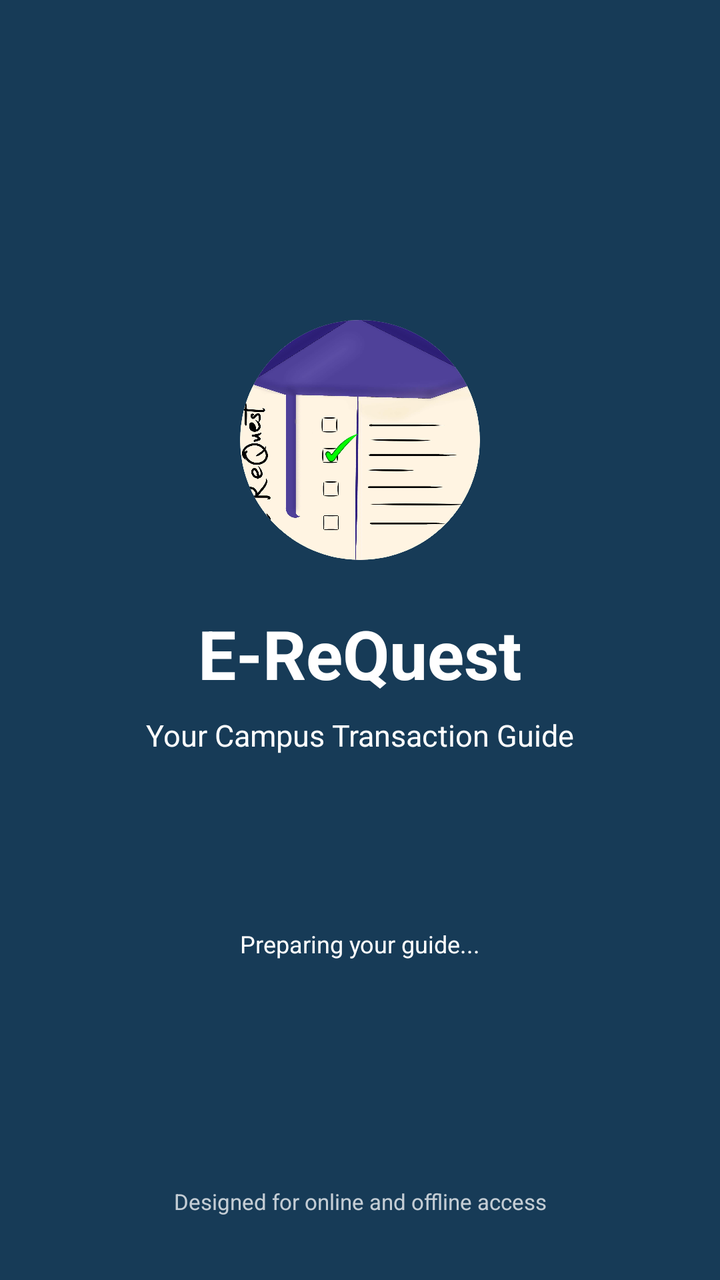
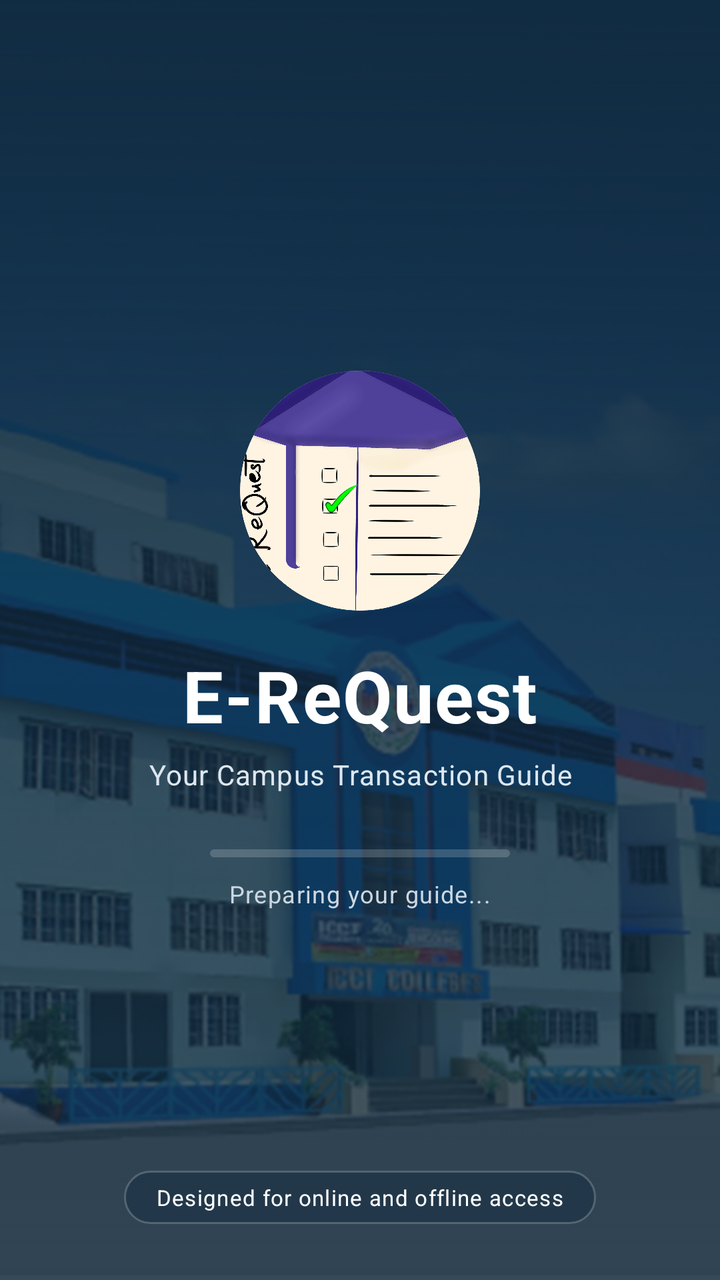

The first picture is an Android layout as it rendered before a commit; the second is the same layout after the commit. The layout source and the unified diff follow.
<!-- AndroidManifest.xml: application theme Theme.EReQuest -->
<!-- res/layout/activity_main.xml -->
<?xml version="1.0" encoding="utf-8"?>
<androidx.constraintlayout.widget.ConstraintLayout
    xmlns:android="http://schemas.android.com/apk/res/android"
    xmlns:app="http://schemas.android.com/apk/res-auto"
    xmlns:tools="http://schemas.android.com/tools"
    android:id="@+id/main"
    android:layout_width="match_parent"
    android:layout_height="match_parent"
    android:background="@color/primary"
    android:paddingStart="24dp"
    android:paddingEnd="24dp"
    tools:context=".MainActivity">

    
    <ImageView
        android:id="@+id/ivLogo"
        android:layout_width="120dp"
        android:layout_height="120dp"
        android:background="@drawable/bg_logo_circle"
        android:padding="0dp"
        android:src="@drawable/ic_erequest_logo"
        android:contentDescription="@string/app_name"
        android:adjustViewBounds="true"
        android:scaleType="centerCrop"
        android:clipToOutline="true"
        app:layout_constraintBottom_toTopOf="@id/tvAppName"
        app:layout_constraintEnd_toEndOf="parent"
        app:layout_constraintStart_toStartOf="parent"
        app:layout_constraintTop_toTopOf="parent"
        app:layout_constraintVertical_chainStyle="packed" />

    
    <TextView
        android:id="@+id/tvAppName"
        android:layout_width="wrap_content"
        android:layout_height="wrap_content"
        android:layout_marginTop="24dp"
        android:text="@string/app_name"
        android:textColor="@color/text_white"
        android:textSize="34sp"
        android:textStyle="bold"
        app:layout_constraintBottom_toTopOf="@id/tvTagline"
        app:layout_constraintEnd_toEndOf="parent"
        app:layout_constraintStart_toStartOf="parent"
        app:layout_constraintTop_toBottomOf="@id/ivLogo" />

    
    <TextView
        android:id="@+id/tvTagline"
        android:layout_width="wrap_content"
        android:layout_height="wrap_content"
        android:layout_marginTop="8dp"
        android:gravity="center"
        android:text="@string/app_tagline"
        android:textColor="@color/text_white"
        android:textSize="15sp"
        app:layout_constraintBottom_toTopOf="@id/progressLoading"
        app:layout_constraintEnd_toEndOf="parent"
        app:layout_constraintStart_toStartOf="parent"
        app:layout_constraintTop_toBottomOf="@id/tvAppName" />

    
    <ProgressBar
        android:id="@+id/progressLoading"
        style="?android:attr/progressBarStyle"
        android:layout_width="38dp"
        android:layout_height="38dp"
        android:layout_marginTop="36dp"
        android:indeterminateTint="@color/accent"
        app:layout_constraintBottom_toTopOf="@id/tvLoading"
        app:layout_constraintEnd_toEndOf="parent"
        app:layout_constraintStart_toStartOf="parent"
        app:layout_constraintTop_toBottomOf="@id/tvTagline" />

    
    <TextView
        android:id="@+id/tvLoading"
        android:layout_width="wrap_content"
        android:layout_height="wrap_content"
        android:layout_marginTop="12dp"
        android:text="Preparing your guide..."
        android:textColor="@color/text_white"
        android:textSize="12sp"
        app:layout_constraintBottom_toBottomOf="parent"
        app:layout_constraintEnd_toEndOf="parent"
        app:layout_constraintStart_toStartOf="parent"
        app:layout_constraintTop_toBottomOf="@id/progressLoading" />

    
    <TextView
        android:id="@+id/tvOfflineReady"
        android:layout_width="wrap_content"
        android:layout_height="wrap_content"
        android:layout_marginBottom="32dp"
        android:alpha="0.75"
        android:text="Designed for online and offline access"
        android:textColor="@color/text_white"
        android:textSize="11sp"
        app:layout_constraintBottom_toBottomOf="parent"
        app:layout_constraintEnd_toEndOf="parent"
        app:layout_constraintStart_toStartOf="parent" />

</androidx.constraintlayout.widget.ConstraintLayout>
<!-- resources referenced by this layout -->
<resources>
  <color name="accent">#E6A817</color>
  <color name="primary">#173B57</color>
  <color name="text_white">#FFFFFF</color>
  <!-- drawable bg_logo_circle (drawable) -->
  <?xml version="1.0" encoding="utf-8"?>
  <shape xmlns:android="http://schemas.android.com/apk/res/android"
      android:shape="oval">
      <solid android:color="@color/white" />
  </shape>
  <!-- drawable ic_erequest_logo: png bitmap (drawable, 642538 bytes) -->
  <string name="app_name">E-ReQuest</string>
  <string name="app_tagline">Your Campus Transaction Guide</string>
  <style name="Theme.EReQuest" parent="Base.Theme.EReQuest" />
  <color name="white">#FFFFFFFF</color>
  <style name="Base.Theme.EReQuest" parent="Theme.Material3.DayNight.NoActionBar">
          
          
      </style>
</resources>

<!-- the commit's change to res/layout/activity_main.xml (unified diff, before → after) -->
@@ -6,23 +6,46 @@
     android:id="@+id/main"
     android:layout_width="match_parent"
     android:layout_height="match_parent"
-    android:background="@color/primary"
-    android:paddingStart="24dp"
-    android:paddingEnd="24dp"
+    android:background="@color/primary_dark"
     tools:context=".MainActivity">
+
+    
+    <ImageView
+        android:id="@+id/ivSplashBg"
+        android:layout_width="match_parent"
+        android:layout_height="match_parent"
+        android:alpha="0.32"
+        android:contentDescription="@null"
+        android:scaleType="centerCrop"
+        android:src="@drawable/bg_splash_campus"
+        app:layout_constraintBottom_toBottomOf="parent"
+        app:layout_constraintEnd_toEndOf="parent"
+        app:layout_constraintStart_toStartOf="parent"
+        app:layout_constraintTop_toTopOf="parent" />
+
+    
+    <View
+        android:id="@+id/vSplashOverlay"
+        android:layout_width="match_parent"
+        android:layout_height="match_parent"
+        android:background="@drawable/bg_splash_gradient"
+        app:layout_constraintBottom_toBottomOf="parent"
+        app:layout_constraintEnd_toEndOf="parent"
+        app:layout_constraintStart_toStartOf="parent"
+        app:layout_constraintTop_toTopOf="parent" />
 
     
     <ImageView
         android:id="@+id/ivLogo"
         android:layout_width="120dp"
         android:layout_height="120dp"
+        android:adjustViewBounds="true"
         android:background="@drawable/bg_logo_circle"
+        android:clipToOutline="true"
+        android:contentDescription="@string/app_name"
         android:padding="0dp"
+        android:scaleType="centerCrop"
         android:src="@drawable/ic_erequest_logo"
-        android:contentDescription="@string/app_name"
-        android:adjustViewBounds="true"
-        android:scaleType="centerCrop"
-        android:clipToOutline="true"
         app:layout_constraintBottom_toTopOf="@id/tvAppName"
         app:layout_constraintEnd_toEndOf="parent"
         app:layout_constraintStart_toStartOf="parent"
@@ -34,10 +57,11 @@
         android:id="@+id/tvAppName"
         android:layout_width="wrap_content"
         android:layout_height="wrap_content"
-        android:layout_marginTop="24dp"
+        android:layout_marginTop="18dp"
+        android:letterSpacing="0.02"
         android:text="@string/app_name"
         android:textColor="@color/text_white"
-        android:textSize="34sp"
+        android:textSize="36sp"
         android:textStyle="bold"
         app:layout_constraintBottom_toTopOf="@id/tvTagline"
         app:layout_constraintEnd_toEndOf="parent"
@@ -49,11 +73,12 @@
         android:id="@+id/tvTagline"
         android:layout_width="wrap_content"
         android:layout_height="wrap_content"
-        android:layout_marginTop="8dp"
+        android:layout_marginTop="6dp"
         android:gravity="center"
+        android:letterSpacing="0.03"
         android:text="@string/app_tagline"
-        android:textColor="@color/text_white"
-        android:textSize="15sp"
+        android:textColor="#DDE7F0"
+        android:textSize="14sp"
         app:layout_constraintBottom_toTopOf="@id/progressLoading"
         app:layout_constraintEnd_toEndOf="parent"
         app:layout_constraintStart_toStartOf="parent"
@@ -62,11 +87,13 @@
     
     <ProgressBar
         android:id="@+id/progressLoading"
-        style="?android:attr/progressBarStyle"
-        android:layout_width="38dp"
-        android:layout_height="38dp"
-        android:layout_marginTop="36dp"
-        android:indeterminateTint="@color/accent"
+        style="?android:attr/progressBarStyleHorizontal"
+        android:layout_width="150dp"
+        android:layout_height="4dp"
+        android:layout_marginTop="28dp"
+        android:max="100"
+        android:progress="0"
+        android:progressDrawable="@drawable/bg_splash_progress_bar"
         app:layout_constraintBottom_toTopOf="@id/tvLoading"
         app:layout_constraintEnd_toEndOf="parent"
         app:layout_constraintStart_toStartOf="parent"
@@ -77,9 +104,10 @@
         android:id="@+id/tvLoading"
         android:layout_width="wrap_content"
         android:layout_height="wrap_content"
-        android:layout_marginTop="12dp"
+        android:layout_marginTop="10dp"
+        android:letterSpacing="0.04"
         android:text="Preparing your guide..."
-        android:textColor="@color/text_white"
+        android:textColor="#CBD7E2"
         android:textSize="12sp"
         app:layout_constraintBottom_toBottomOf="parent"
         app:layout_constraintEnd_toEndOf="parent"
@@ -91,8 +119,13 @@
         android:id="@+id/tvOfflineReady"
         android:layout_width="wrap_content"
         android:layout_height="wrap_content"
-        android:layout_marginBottom="32dp"
-        android:alpha="0.75"
+        android:layout_marginBottom="28dp"
+        android:background="@drawable/bg_splash_offline_pill"
+        android:paddingStart="16dp"
+        android:paddingTop="6dp"
+        android:paddingEnd="16dp"
+        android:paddingBottom="6dp"
+        android:letterSpacing="0.04"
         android:text="Designed for online and offline access"
         android:textColor="@color/text_white"
         android:textSize="11sp"
<!-- resource entries referenced after the edit -->
@@ -1,7 +1,7 @@
 <!-- resources referenced by this layout -->
 <resources>
+  <color name="primary_dark">#102A3E</color>
   <color name="accent">#E6A817</color>
-  <color name="primary">#173B57</color>
   <color name="text_white">#FFFFFF</color>
   <!-- drawable bg_logo_circle (drawable) -->
   <?xml version="1.0" encoding="utf-8"?>
@@ -9,11 +9,58 @@
       android:shape="oval">
       <solid android:color="@color/white" />
   </shape>
-  <!-- drawable ic_erequest_logo: png bitmap (drawable, 642538 bytes) -->
+  <!-- drawable bg_splash_campus: jpg bitmap (drawable, 78151 bytes) -->
+  <!-- drawable bg_splash_gradient (drawable) -->
+  <?xml version="1.0" encoding="utf-8"?>
+  <shape xmlns:android="http://schemas.android.com/apk/res/android"
+      android:shape="rectangle">
+      <gradient
+          android:angle="270"
+          android:startColor="#E6102A3E"
+          android:centerColor="#70102A3E"
+          android:endColor="#45102A3E"
+          android:type="linear" />
+  </shape>
+  <!-- drawable bg_splash_offline_pill (drawable) -->
+  <?xml version="1.0" encoding="utf-8"?>
+  <shape xmlns:android="http://schemas.android.com/apk/res/android"
+      android:shape="rectangle">
+      <solid android:color="#70102A3E" />
+      <corners android:radius="16dp" />
+      <stroke
+          android:width="1dp"
+          android:color="#33FFFFFF" />
+  </shape>
+  <!-- drawable bg_splash_progress_bar (drawable) -->
+  <?xml version="1.0" encoding="utf-8"?>
+  <layer-list xmlns:android="http://schemas.android.com/apk/res/android">
+      
+      <item android:id="@android:id/background">
+          <shape android:shape="rectangle">
+              <corners android:radius="10dp" />
+              <solid android:color="#2EFFFFFF" />
+          </shape>
+      </item>
+  
+      
+      <item android:id="@android:id/progress">
+          <clip>
+              <shape android:shape="rectangle">
+                  <corners android:radius="10dp" />
+                  <gradient
+                      android:angle="0"
+                      android:startColor="@color/accent_light"
+                      android:endColor="@color/accent" />
+              </shape>
+          </clip>
+      </item>
+  </layer-list>
+  <!-- drawable ic_erequest_logo: png bitmap (drawable-nodpi, 642538 bytes) -->
   <string name="app_name">E-ReQuest</string>
   <string name="app_tagline">Your Campus Transaction Guide</string>
   <style name="Theme.EReQuest" parent="Base.Theme.EReQuest" />
   <color name="white">#FFFFFFFF</color>
+  <color name="accent_light">#F4C95D</color>
   <style name="Base.Theme.EReQuest" parent="Theme.Material3.DayNight.NoActionBar">
           
           
